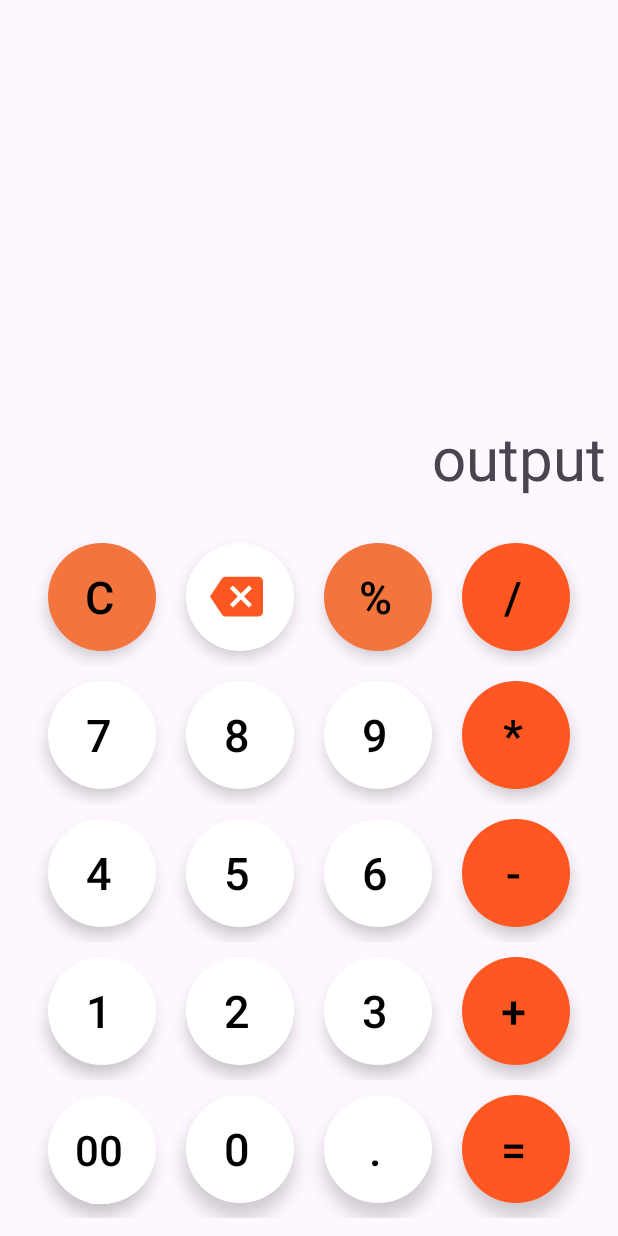
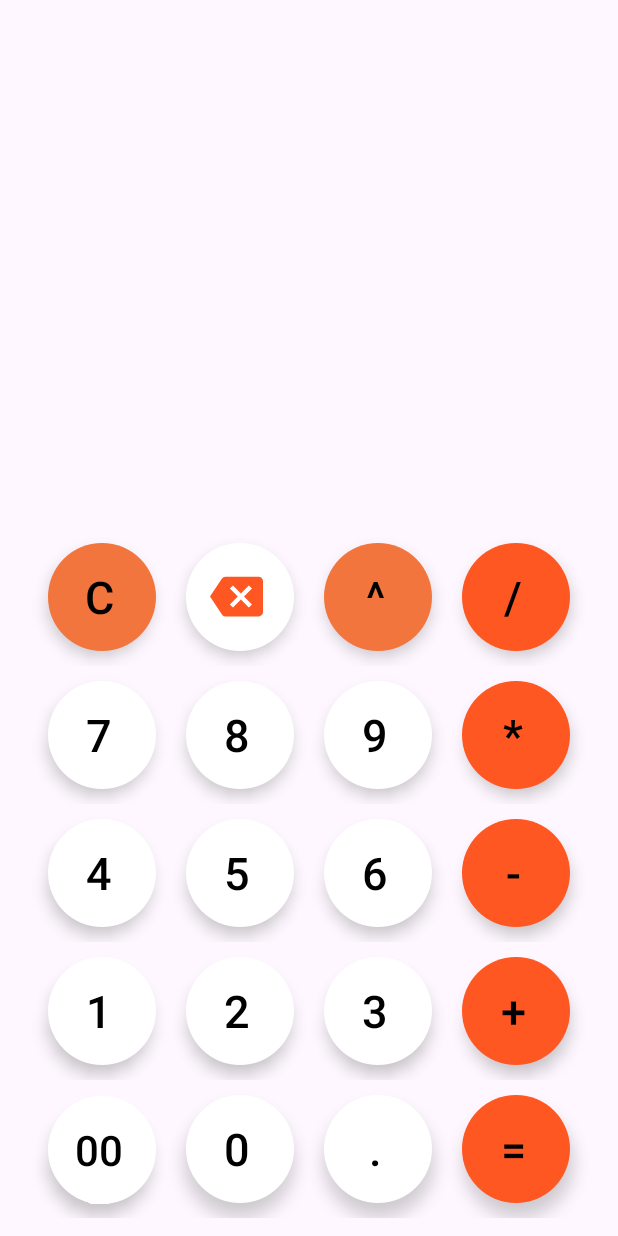
Before and after one commit to Aditya-en/calcMaster, an Android app: the screen it shows after launch (MainActivity), on a phone screen of 412 x 824 dp. Run offline under Robolectric (Android 15) with nearby library versions, the phone set to English and light mode, and no system bars.

```diff
--- a/app/src/main/java/com/example/calc/MainActivity.java
+++ b/app/src/main/java/com/example/calc/MainActivity.java
@@ -37,8 +37,8 @@ public class MainActivity extends AppCompatActivity implements View.OnClickListe
             } else if (v.getId() == R.id.btnDivide) {
                 txtInput.setText(txtInput.getText().toString() + "/");
                 isOperatorClicked = true;
-            } else if (v.getId() == R.id.btnMod) {
-                txtInput.setText(txtInput.getText().toString() + "%");
+            } else if (v.getId() == R.id.btnPow) {
+                txtInput.setText(txtInput.getText().toString() + "^");
                 isOperatorClicked = true;
             } else {
                 isOperatorClicked = false;
@@ -55,6 +55,8 @@ public class MainActivity extends AppCompatActivity implements View.OnClickListe
         if (v.getId() == R.id.allClear) {
             txtInput.setText("");
             txtOutput.setText("");
+            nums.clear();
+            operations.clear();
             isOperatorClicked = false;
             System.out.println("All Clear button pressed");
         } else if (v.getId() == R.id.back) {
@@ -102,6 +104,9 @@ public class MainActivity extends AppCompatActivity implements View.OnClickListe
         } else if (v.getId() == R.id.btnDot) {
             isOperatorClicked = false;
             txtInput.setText(txtInput.getText().toString() + ".");
+
+
+
         } else if (v.getId()==R.id.btnEquals) {
             if (txtInput.getText().toString()!=""){
                 parseString(txtInput.getText().toString(),nums,operations);
@@ -183,7 +188,7 @@ public class MainActivity extends AppCompatActivity implements View.OnClickListe
         // Initializing the buttons
         Button allClear = findViewById(R.id.allClear);
         Button back = findViewById(R.id.back);
-        Button btnMod = findViewById(R.id.btnMod);
+        Button btnMod = findViewById(R.id.btnPow);
         Button btnDivide = findViewById(R.id.btnDivide);
         Button btn7 = findViewById(R.id.btn7);
         Button btn8 = findViewById(R.id.btn8);
--- a/app/src/main/res/layout/activity_main.xml
+++ b/app/src/main/res/layout/activity_main.xml
@@ -21,7 +21,7 @@
         android:id="@+id/txtOutput"
         android:layout_width="match_parent"
         android:layout_height="wrap_content"
-        android:text="output"
+        android:text=""
         android:layout_marginHorizontal="8dp"
         android:textAlignment="viewEnd"
         android:textSize="40sp"
@@ -57,9 +57,9 @@
                 app:iconTint="@color/orange"
                 app:iconSize="35sp"/>
             <Button
-                android:id="@+id/btnMod"
+                android:id="@+id/btnPow"
                 style="@style/btn"
-                android:text="%" />
+                android:text="^" />
             <Button
                 android:id="@+id/btnDivide"
                 style="@style/operators"
```
